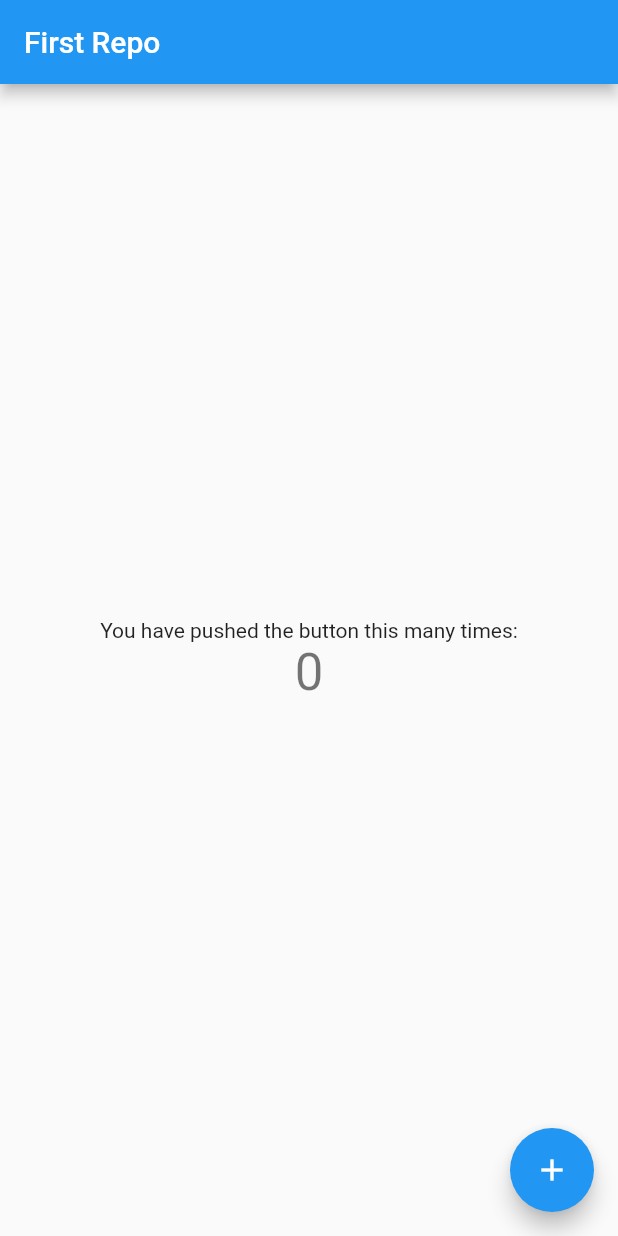
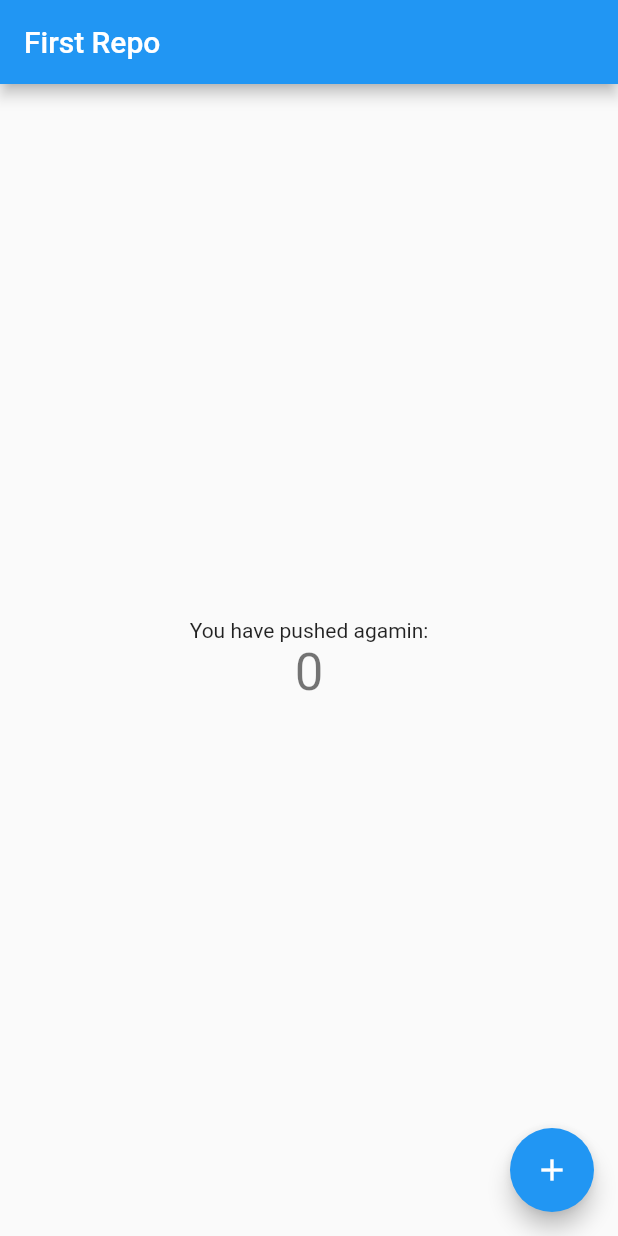
Before and after one commit to rnd14/demo_flutter_counter, a Flutter app: the screen it shows after launch, on a phone screen of 412 x 824 dp. Run offline on Flutter 3.47's test engine with Material 2 defaults, Android fonts, the phone set to English and light mode, and no system bars.

Commit message:
first commit

```diff
--- a/lib/main.dart
+++ b/lib/main.dart
@@ -7,21 +7,11 @@ void main() {
 class MyApp extends StatelessWidget {
   const MyApp({super.key});
 
-  // This widget is the root of your application.
   @override
   Widget build(BuildContext context) {
     return MaterialApp(
       title: 'Flutter Demo',
       theme: ThemeData(
-        // This is the theme of your application.
-        //
-        // Try running your application with "flutter run". You'll see the
-        // application has a blue toolbar. Then, without quitting the app, try
-        // changing the primarySwatch below to Colors.green and then invoke
-        // "hot reload" (press "r" in the console where you ran "flutter run",
-        // or simply save your changes to "hot reload" in a Flutter IDE).
-        // Notice that the counter didn't reset back to zero; the application
-        // is not restarted.
         primarySwatch: Colors.blue,
       ),
       home: const MyHomePage(title: 'First Repo'),
@@ -31,15 +21,6 @@ class MyApp extends StatelessWidget {
 
 class MyHomePage extends StatefulWidget {
   const MyHomePage({super.key, required this.title});
-
-  // This widget is the home page of your application. It is stateful, meaning
-  // that it has a State object (defined below) that contains fields that affect
-  // how it looks.
-
-  // This class is the configuration for the state. It holds the values (in this
-  // case the title) provided by the parent (in this case the App widget) and
-  // used by the build method of the State. Fields in a Widget subclass are
-  // always marked "final".
 
   final String title;
 
@@ -52,51 +33,22 @@ class _MyHomePageState extends State<MyHomePage> {
 
   void _incrementCounter() {
     setState(() {
-      // This call to setState tells the Flutter framework that something has
-      // changed in this State, which causes it to rerun the build method below
-      // so that the display can reflect the updated values. If we changed
-      // _counter without calling setState(), then the build method would not be
-      // called again, and so nothing would appear to happen.
       _counter++;
     });
   }
 
   @override
   Widget build(BuildContext context) {
-    // This method is rerun every time setState is called, for instance as done
-    // by the _incrementCounter method above.
-    //
-    // The Flutter framework has been optimized to make rerunning build methods
-    // fast, so that you can just rebuild anything that needs updating rather
-    // than having to individually change instances of widgets.
     return Scaffold(
       appBar: AppBar(
-        // Here we take the value from the MyHomePage object that was created by
-        // the App.build method, and use it to set our appbar title.
         title: Text(widget.title),
       ),
       body: Center(
-        // Center is a layout widget. It takes a single child and positions it
-        // in the middle of the parent.
         child: Column(
-          // Column is also a layout widget. It takes a list of children and
-          // arranges them vertically. By default, it sizes itself to fit its
-          // children horizontally, and tries to be as tall as its parent.
-          //
-          // Invoke "debug painting" (press "p" in the console, choose the
-          // "Toggle Debug Paint" action from the Flutter Inspector in Android
-          // Studio, or the "Toggle Debug Paint" command in Visual Studio Code)
-          // to see the wireframe for each widget.
-          //
-          // Column has various properties to control how it sizes itself and
-          // how it positions its children. Here we use mainAxisAlignment to
-          // center the children vertically; the main axis here is the vertical
-          // axis because Columns are vertical (the cross axis would be
-          // horizontal).
           mainAxisAlignment: MainAxisAlignment.center,
           children: <Widget>[
             const Text(
-              'You have pushed the button this many times:',
+              'You have pushed agamin:',
             ),
             Text(
               '$_counter',
@@ -109,7 +61,7 @@ class _MyHomePageState extends State<MyHomePage> {
         onPressed: _incrementCounter,
         tooltip: 'Increment',
         child: const Icon(Icons.add),
-      ), // This trailing comma makes auto-formatting nicer for build methods.
+      ),
     );
   }
 }
```
Also changed, not shown: 1 other file.
